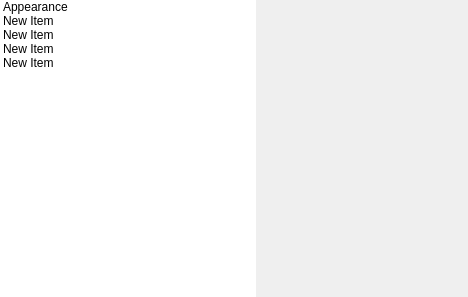
Before: the Qt Designer form Application-Template/RxOT-App-Template/duqf-widgets/settingswidget.ui in RxLaboratory/DuQF, drawn with Qt 5.
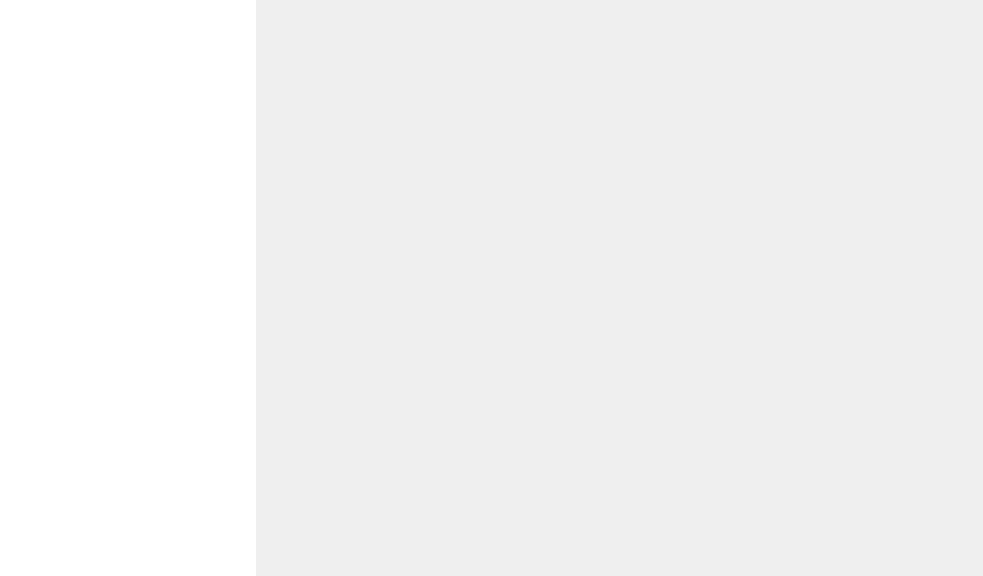
After: the same form once the commit is applied. Icons and pictures are not drawn.

```diff
--- a/Application-Template/RxOT-App-Template/duqf-widgets/settingswidget.ui
+++ b/Application-Template/RxOT-App-Template/duqf-widgets/settingswidget.ui
@@ -6,14 +6,14 @@
    <rect>
     <x>0</x>
     <y>0</y>
-    <width>468</width>
-    <height>297</height>
+    <width>983</width>
+    <height>576</height>
    </rect>
   </property>
   <property name="windowTitle">
    <string>Form</string>
   </property>
-  <layout class="QHBoxLayout" name="horizontalLayout" stretch="0,1">
+  <layout class="QHBoxLayout" name="horizontalLayout" stretch="1,10">
    <property name="spacing">
     <number>0</number>
    </property>
@@ -40,51 +40,15 @@
      <property name="frameShape">
       <enum>QFrame::NoFrame</enum>
      </property>
-     <item>
-      <property name="text">
-       <string>Appearance</string>
-      </property>
-      <property name="icon">
-       <iconset resource="../resources.qrc">
-        <normaloff>:/icons/color</normaloff>:/icons/color</iconset>
-      </property>
-     </item>
-     <item>
-      <property name="text">
-       <string>New Item</string>
-      </property>
-      <property name="icon">
-       <iconset resource="../resources.qrc">
-        <normaloff>:/icons/property</normaloff>:/icons/property</iconset>
-      </property>
-     </item>
-     <item>
-      <property name="text">
-       <string>New Item</string>
-      </property>
-      <property name="icon">
-       <iconset resource="../resources.qrc">
-        <normaloff>:/icons/property</normaloff>:/icons/property</iconset>
-      </property>
-     </item>
-     <item>
-      <property name="text">
-       <string>New Item</string>
-      </property>
-      <property name="icon">
-       <iconset resource="../resources.qrc">
-        <normaloff>:/icons/property</normaloff>:/icons/property</iconset>
-      </property>
-     </item>
-     <item>
-      <property name="text">
-       <string>New Item</string>
-      </property>
-      <property name="icon">
-       <iconset resource="../resources.qrc">
-        <normaloff>:/icons/property</normaloff>:/icons/property</iconset>
-      </property>
-     </item>
+     <property name="lineWidth">
+      <number>0</number>
+     </property>
+     <property name="resizeMode">
+      <enum>QListView::Fixed</enum>
+     </property>
+     <property name="layoutMode">
+      <enum>QListView::SinglePass</enum>
+     </property>
     </widget>
    </item>
    <item>
```
Left out of the diff: 25 changed lines with no effect on the pictures.
